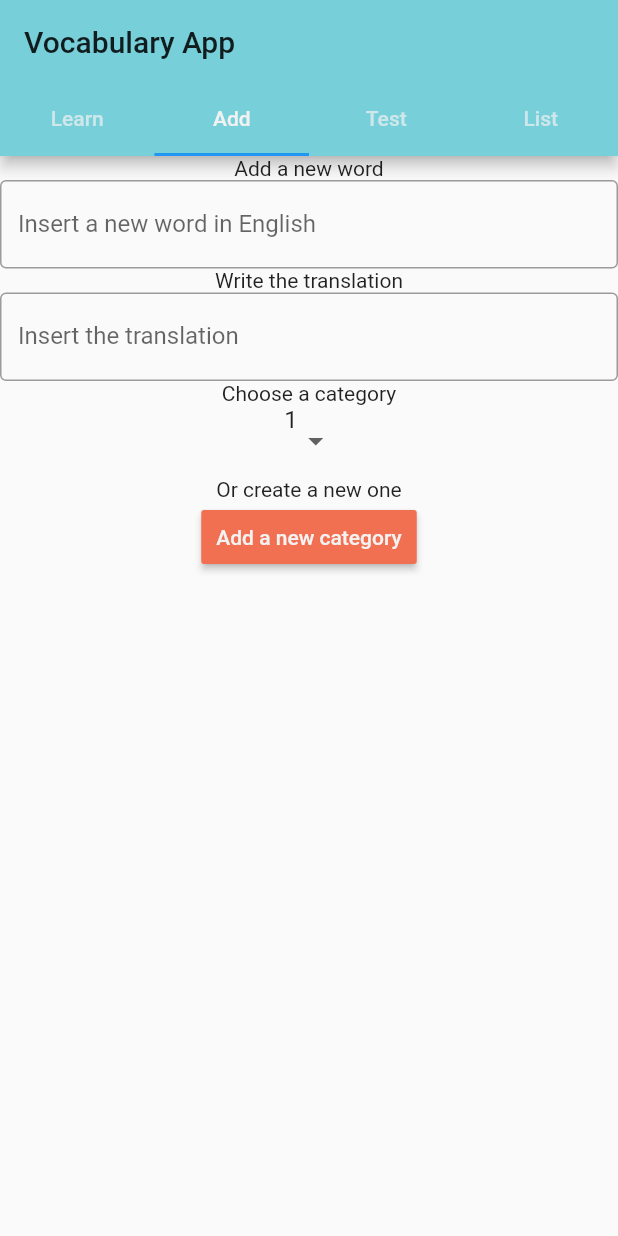
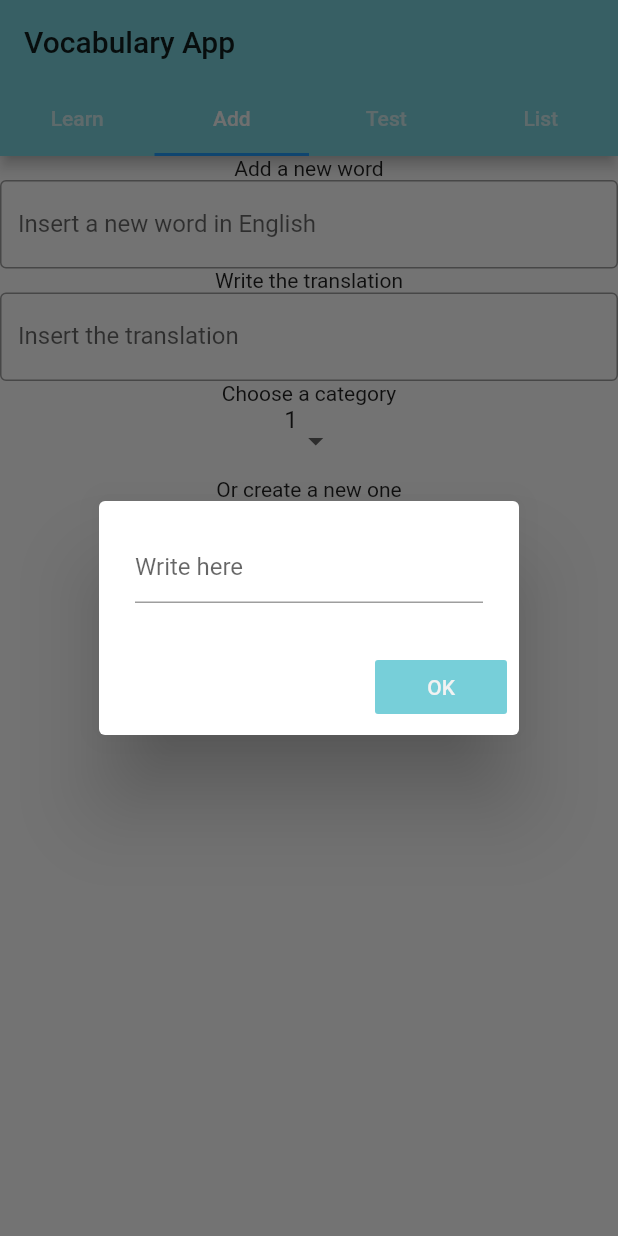
Before and after one commit to Jack1114/keep-it-up, a Flutter app: the screen it shows after launch, tab 2 chosen, after a tap on "Add a new category", on a phone screen of 412 x 824 dp. Run offline on Flutter 3.47's test engine with Material 2 defaults, Android fonts, the phone set to English and light mode, and no system bars.

Commit message:
Fix the alert dialog

```diff
--- a/lib/main.dart
+++ b/lib/main.dart
@@ -1,4 +1,4 @@
-import 'dart:html';
+//import 'dart:html';
 
 import 'package:flutter/material.dart';
 import 'string.dart';
@@ -56,7 +56,6 @@ class _NewCategoryListState extends State<NewCategoryList> {
         context: context,
         builder: (context) {
           return AlertDialog(
-            title: Text('Text field in dialog'),
             content: TextField(
               onChanged: (value) {
                 setState(() {
@@ -64,7 +63,7 @@ class _NewCategoryListState extends State<NewCategoryList> {
                 });
               },
               controller: _textFieldController,
-              decoration: InputDecoration(hintText: "Text Field in Dialog"),
+              decoration: InputDecoration(hintText: "Write here"),
             ),
             actions: <Widget>[
               FlatButton(
@@ -82,9 +81,9 @@ class _NewCategoryListState extends State<NewCategoryList> {
           );
         });
   }
-}
 
-Widget createNewCategory = RaisedButton(
+  Widget build(BuildContext context) {
+    return RaisedButton(
       color: new Color(0XFFF27052),
       //splashColor: new Color(0XFFF2C777),
       highlightColor: new Color(0XFFF2C777),
@@ -95,6 +94,8 @@ Widget createNewCategory = RaisedButton(
         _displayTextInputDialog(context);
       },
     );
+  }
+}
 
 class MyApp extends StatelessWidget {
   // This widget is the root of your application.
@@ -139,7 +140,7 @@ class MyApp extends StatelessWidget {
       Text('Choose a category'),
       DropDownList(),
       Text('Or create a new one'),
-      createNewCategory,
+      NewCategoryList(),
     ],
   );
 
```
Lines whose indentation alone changed are shown as unchanged.
